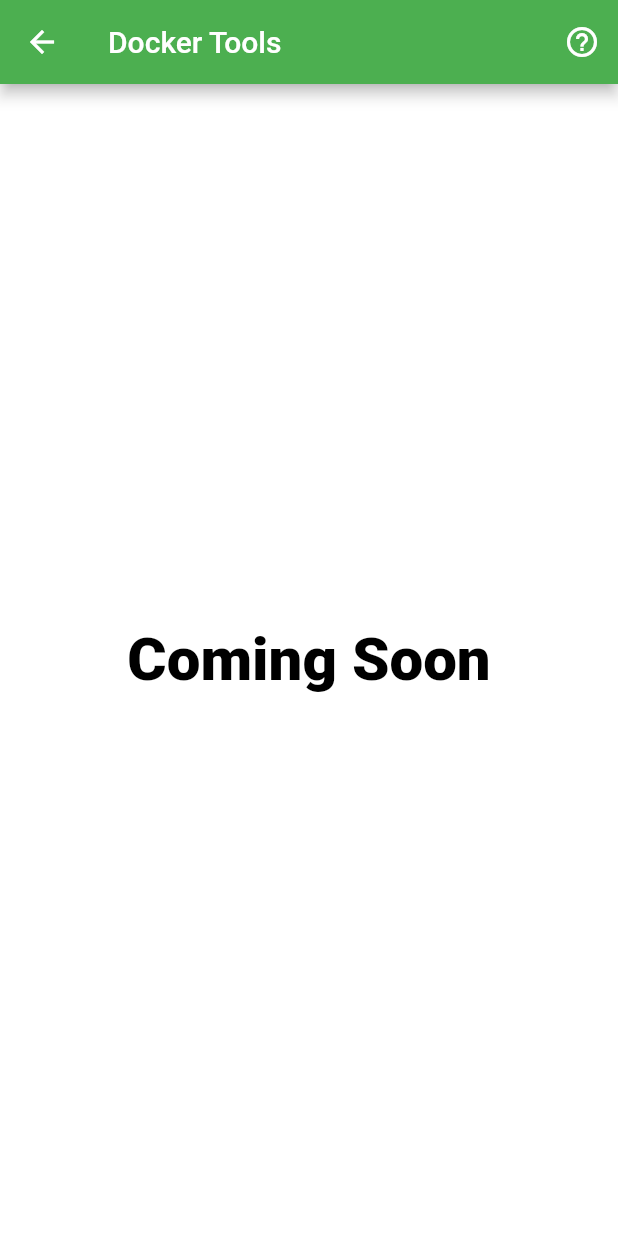
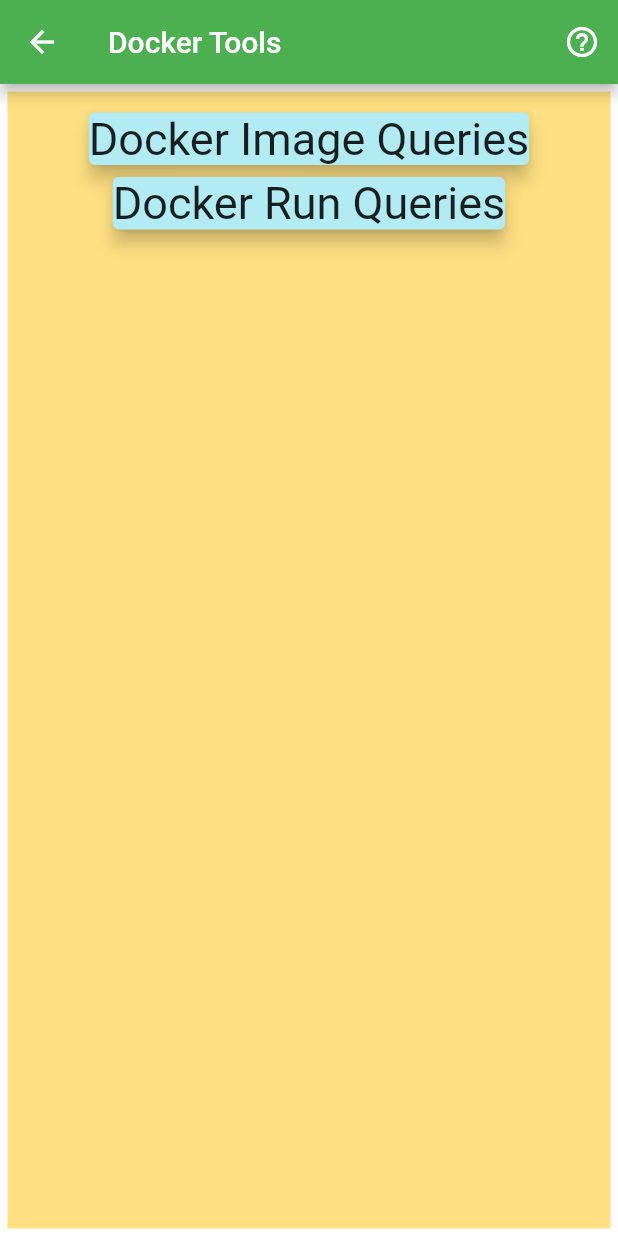
Before and after one commit to gauravmehta13/Remote_Management_App, a Flutter app: the screen it shows after launch, in the side drawer, after a tap on "Docker", on a phone screen of 412 x 824 dp. Run offline on Flutter 3.47's test engine with Material 2 defaults, Android fonts, the phone set to English and light mode, and no system bars; our stand-ins replace fluttertoast; network calls fail.

Commit message:
added docker card

```diff
--- a/lib/Screens/Docker.dart
+++ b/lib/Screens/Docker.dart
@@ -13,12 +13,41 @@ class Docker extends StatelessWidget {
           ),
         ],
       ),
-      body: Center(
-        child: Text('Coming Soon',
-            style: TextStyle(
-                color: Colors.black,
-                fontSize: 40,
-                fontWeight: FontWeight.w800)),
+      body: Container(
+        width: double.infinity,
+        padding: EdgeInsets.all(10),
+        margin: EdgeInsets.all(5),
+        color: Colors.amber.shade200,
+        child: Column(
+          children: <Widget>[
+            Container(
+              child: InkWell(
+                onTap: () => print('tapped'),
+                child: Card(
+                  elevation: 5,
+                  color: Colors.cyan.shade100,
+                  child: Text(
+                    'Docker Image Queries',
+                    style: TextStyle(fontSize: 30),
+                  ),
+                ),
+              ),
+            ),
+            Container(
+              child: InkWell(
+                onTap: () => print('tapped'),
+                child: Card(
+                elevation: 5,
+                color: Colors.cyan.shade100,
+                child: Text(
+                  'Docker Run Queries',
+                  style: TextStyle(fontSize: 30),
+                  ),
+                ),
+              ),
+            ),
+          ],
+        ),
       ),
     );
   }
```
